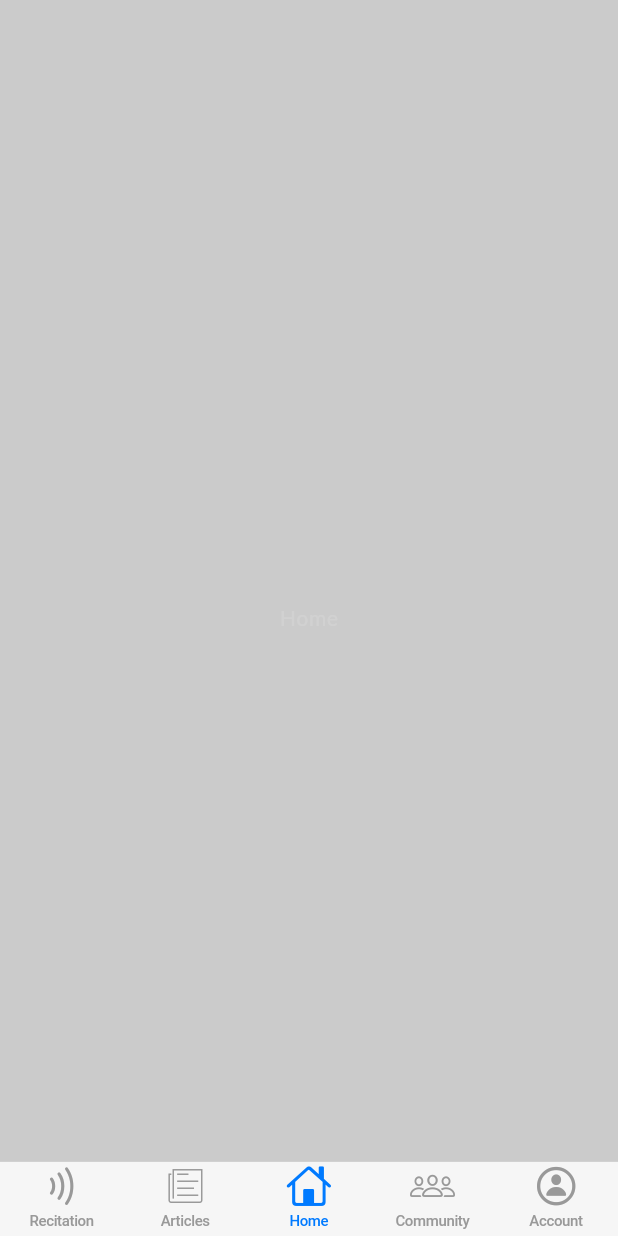
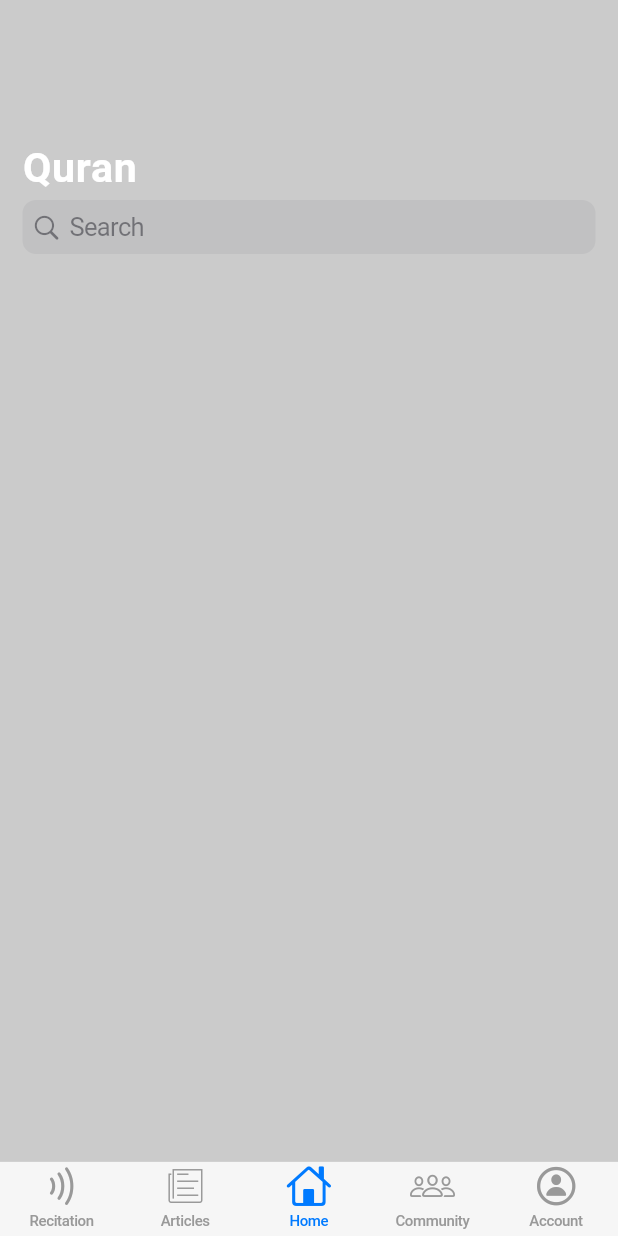
Before and after one commit to ahmedsaheed/Quran, a Flutter app: the screen it shows after launch, item 3 of the bottom bar chosen, on a phone screen of 412 x 824 dp. Run offline on Flutter 3.47's test engine with Material 2 defaults, Android fonts, the phone set to English and light mode, and no system bars; our stand-ins replace google_fonts.

Commit message:
added search fiels

```diff
--- a/lib/screens/home/homeScreen.dart
+++ b/lib/screens/home/homeScreen.dart
@@ -1,6 +1,7 @@
 import 'package:flutter/cupertino.dart';
 import 'package:flutter/material.dart';
 import 'package:google_fonts/google_fonts.dart';
+import '../../sizeConfig.dart';
 
 class HomeScreen extends StatefulWidget {
   const HomeScreen({Key? key}) : super(key: key);
@@ -12,16 +13,43 @@ class HomeScreen extends StatefulWidget {
 class _HomeScreenState extends State<HomeScreen> {
   @override
   Widget build(BuildContext context) {
+    SizeConfig.init(context);
     return Scaffold(
-      backgroundColor: Colors.black12,
-      body: Center(
-        child: Text(
-          'Home',
-          style: GoogleFonts.lato(
-            textStyle: TextStyle(color: Colors.white12, letterSpacing: .5),
-          ),
-        ),
-      ),
-    );
+        backgroundColor: Colors.black12,
+        body: Container(
+            padding: EdgeInsets.all(15),
+            // child: SingleChildScrollView(
+            child: SingleChildScrollView(
+                child: Column(children: [
+              SizedBox(height: getProportionateScreenHeight(80)),
+              Stack(
+                children: [
+                  Padding(
+                    padding: const EdgeInsets.only(right: 50.0),
+                    child: Align(
+                      alignment: Alignment.topLeft,
+                      child: Text(
+                        'Quran',
+                        style: GoogleFonts.hammersmithOne(
+                          textStyle: TextStyle(
+                            color: Colors.white,
+                            letterSpacing: .5,
+                            fontWeight: FontWeight.bold,
+                            fontSize: getProportionateScreenWidth(25),
+                          ),
+                        ),
+                      ),
+                    ),
+                  ),
+                ],
+              ),
+              SizedBox(height: getProportionateScreenHeight(5)),
+              CupertinoSearchTextField(
+                placeholder: "Search",
+                onSubmitted: (String value) {
+                  print(value);
+                },
+              )
+            ]))));
   }
 }
```
